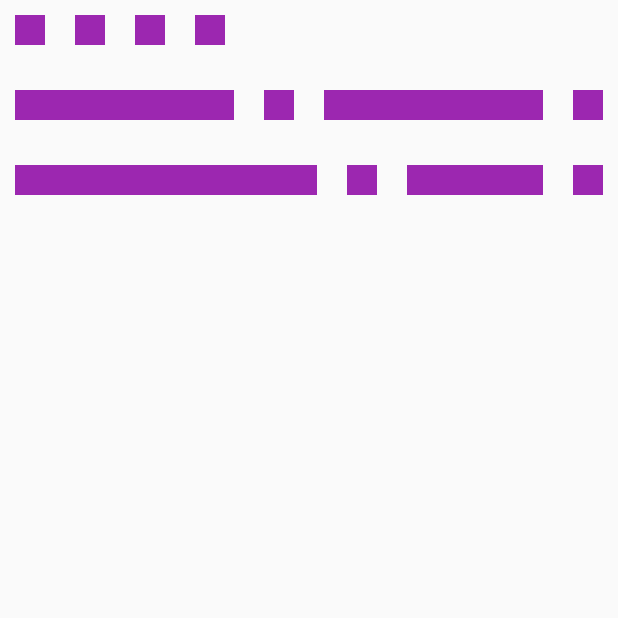
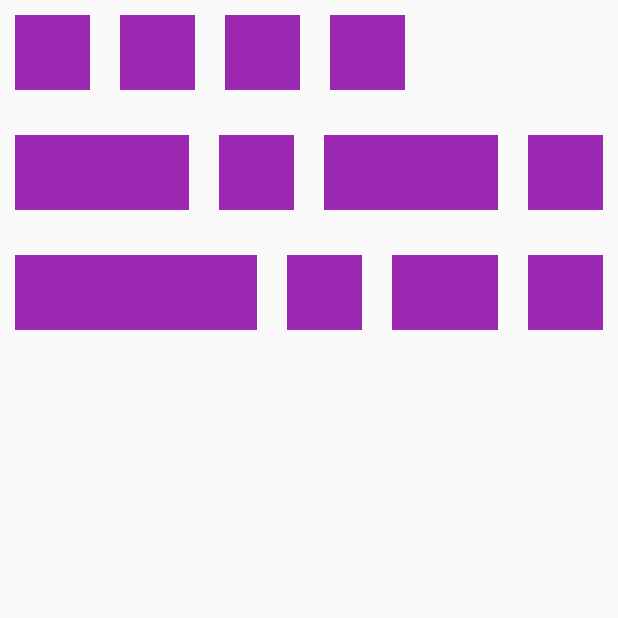
Before and after one commit to WangYantao/flutterdemos, a Flutter app: the ExpandedPage screen opened directly, on a phone screen of 412 x 824 dp, the top half of it. Run offline on Flutter 3.47's test engine with Material 2 defaults, Android fonts, the phone set to English and light mode, and no system bars.

Commit message:
辅助widget单独放在一个文件中

```diff
--- a/lib/widgets/expanded.dart
+++ b/lib/widgets/expanded.dart
@@ -1,4 +1,5 @@
 import 'package:flutter/material.dart';
+import 'others.dart';
 
 /**
  * 自动拉伸子控件的宽/高
@@ -52,14 +53,3 @@ class ExpandedPage extends StatelessWidget{
     );
   }
 }
-
-class ChildWidget extends StatelessWidget{
-  @override
-  Widget build(BuildContext context) {
-    return Container(
-      margin: EdgeInsets.all(10.0),
-      padding: EdgeInsets.all(10.0),
-      color: Colors.purple,
-    );
-  }
-}
--- /dev/null
+++ b/lib/widgets/others.dart
@@ -0,0 +1,15 @@
+import 'package:flutter/material.dart';
+
+
+class ChildWidget extends StatelessWidget{
+  @override
+  Widget build(BuildContext context) {
+    return Container(
+      margin: EdgeInsets.all(10.0),
+      padding: EdgeInsets.all(10.0),
+      width: 50,
+      height: 50,
+      color: Colors.purple,
+    );
+  }
+}
```
